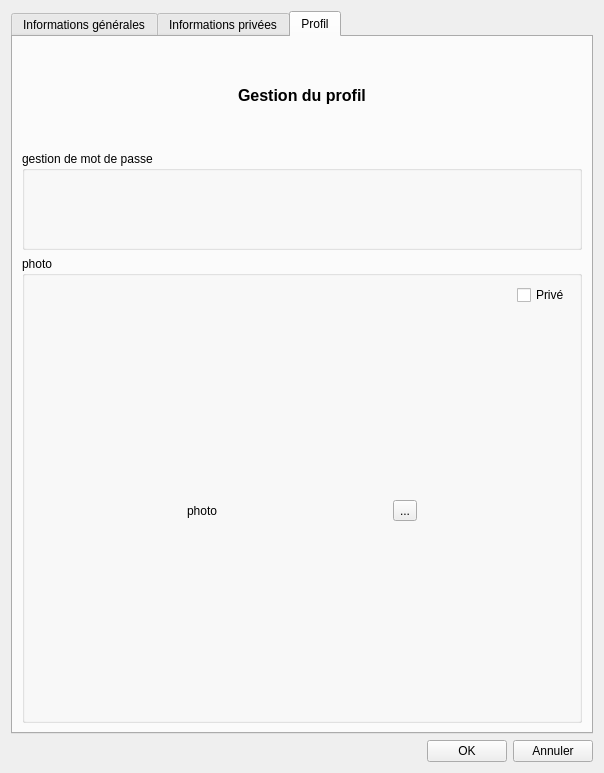
Qt form gui/infoprofilgui.ui (snake-92/carnetMedicalNumerique-V2) before a commit.
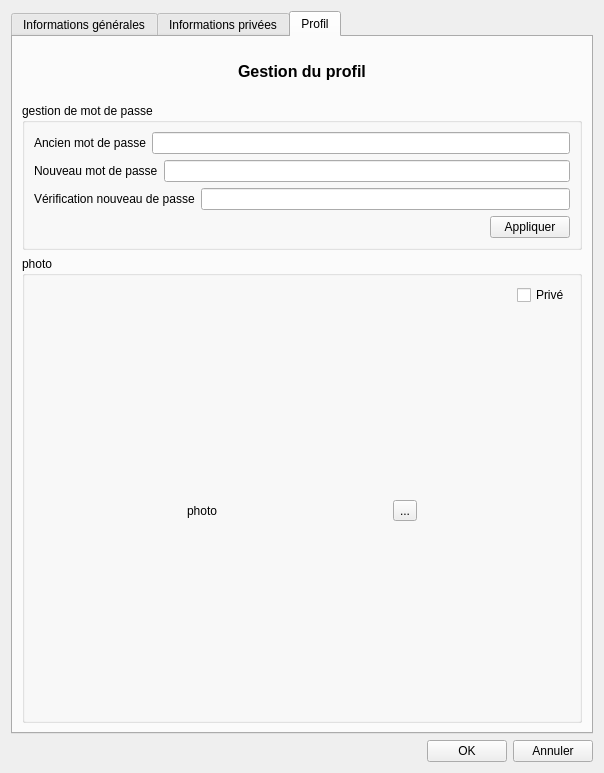
The same form after that commit.

Commit message: ajout des champs pour la modification du mot de passe

What changed in the file:
```diff
--- a/gui/infoprofilgui.ui
+++ b/gui/infoprofilgui.ui
@@ -1291,7 +1291,81 @@
              <property name="title">
               <string>gestion de mot de passe</string>
              </property>
-             <layout class="QVBoxLayout" name="verticalLayout_27"/>
+             <layout class="QVBoxLayout" name="verticalLayout_27">
+              <item>
+               <layout class="QVBoxLayout" name="verticalLayout_16">
+                <item>
+                 <layout class="QHBoxLayout" name="horizontalLayout_57">
+                  <item>
+                   <widget class="QLabel" name="label_24">
+                    <property name="text">
+                     <string>Ancien mot de passe</string>
+                    </property>
+                   </widget>
+                  </item>
+                  <item>
+                   <widget class="QLineEdit" name="lineEdit_AncienPwd"/>
+                  </item>
+                 </layout>
+                </item>
+                <item>
+                 <layout class="QHBoxLayout" name="horizontalLayout_58">
+                  <item>
+                   <widget class="QLabel" name="label_25">
+                    <property name="text">
+                     <string>Nouveau mot de passe</string>
+                    </property>
+                   </widget>
+                  </item>
+                  <item>
+                   <widget class="QLineEdit" name="lineEdit_NouveauPwd"/>
+                  </item>
+                 </layout>
+                </item>
+                <item>
+                 <layout class="QHBoxLayout" name="horizontalLayout_59">
+                  <item>
+                   <widget class="QLabel" name="label_23">
+                    <property name="text">
+                     <string>Vérification nouveau de passe</string>
+                    </property>
+                   </widget>
+                  </item>
+                  <item>
+                   <widget class="QLineEdit" name="lineEdit_VerifNouveauPwd"/>
+                  </item>
+                 </layout>
+                </item>
+                <item>
+                 <layout class="QHBoxLayout" name="horizontalLayout_60">
+                  <property name="topMargin">
+                   <number>0</number>
+                  </property>
+                  <item>
+                   <spacer name="horizontalSpacer_34">
+                    <property name="orientation">
+                     <enum>Qt::Horizontal</enum>
+                    </property>
+                    <property name="sizeHint" stdset="0">
+                     <size>
+                      <width>40</width>
+                      <height>20</height>
+                     </size>
+                    </property>
+                   </spacer>
+                  </item>
+                  <item>
+                   <widget class="QPushButton" name="pushButton_ModifPwd">
+                    <property name="text">
+                     <string>Appliquer</string>
+                    </property>
+                   </widget>
+                  </item>
+                 </layout>
+                </item>
+               </layout>
+              </item>
+             </layout>
             </widget>
            </item>
           </layout>
```
The commit also changes 3 other files.
